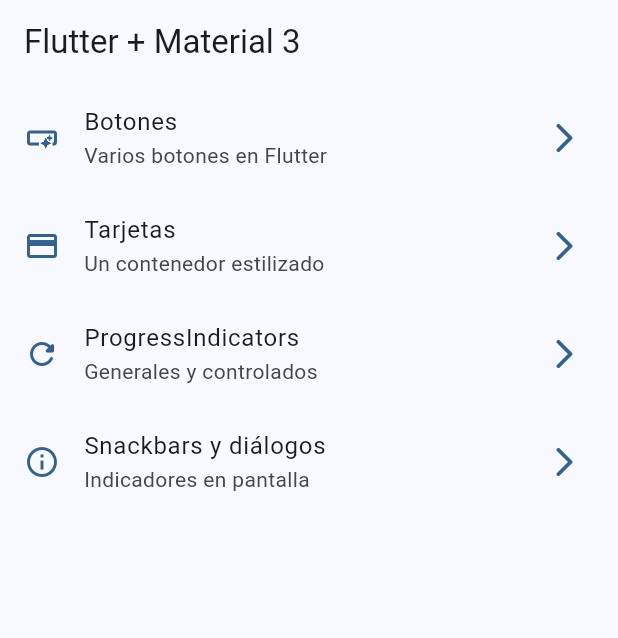
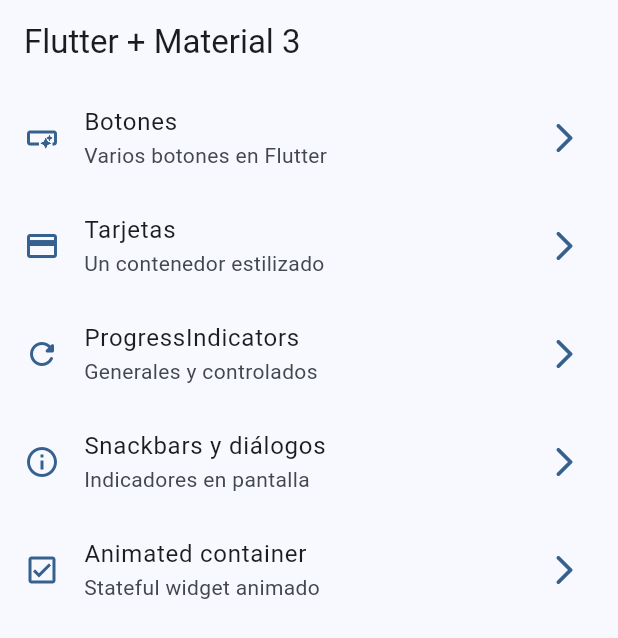
Before and after one commit to jnovizki/widgets_app, a Flutter app: the screen it shows after launch, on a phone screen of 412 x 824 dp. Shown: the top 638 px of the screen. Run offline on Flutter 3.47's test engine with Material 3 defaults, Android fonts, the phone set to English and light mode, and no system bars; our stand-ins replace go_router.

Commit message:
animated container terminado

```diff
--- a/lib/config/menu/menu_items.dart
+++ b/lib/config/menu/menu_items.dart
@@ -34,4 +34,11 @@ const appMenuItems = <MenuItem>[
     link:'/snackbars',
     icon: Icons.info_outline),
 
+ MenuItem(
+    title: 'Animated container',
+    subTitle: 'Stateful widget animado',
+    link:'/animated',
+    icon: Icons.check_box_outlined),
+
+
 ];
--- a/lib/config/router/app_router.dart
+++ b/lib/config/router/app_router.dart
@@ -31,5 +31,11 @@ final appRouter = GoRouter(
       name: SnackbarScreen.name,
       builder: (context, state) => SnackbarScreen(),
     ),
+
+    GoRoute(
+      path: '/animated',
+      name: AnimatedScreen.name,
+      builder: (context, state) => AnimatedScreen(),
+    ),
   ],
 );
```
Also changed, not shown: lib/presentation/screens/animated/animated_screen.dart (+42 -2 lines).
